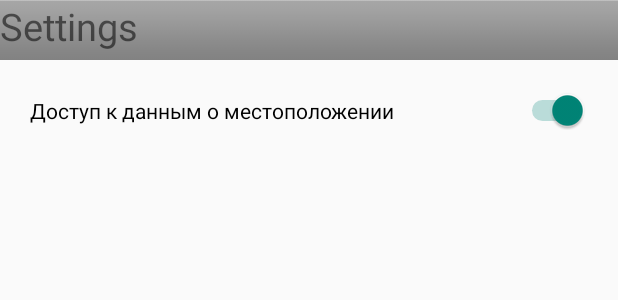
After one commit to Fficez/dplSearchMyPhone, an Android app built with Jetpack Compose: the layout control_location_view.xml on its own in the app's theme, with its tools: preview values and no code run, on a phone screen of 412 x 824 dp. The commit adds this screen. Shown: the top 300 px of the screen. Run offline under Robolectric (Android 15) with nearby library versions, the phone set to English and light mode, and no system bars.

Commit message:
ALL DIPLOM WORK WITHOUT UI

```diff
--- a/app/src/main/AndroidManifest.xml
+++ b/app/src/main/AndroidManifest.xml
@@ -46,6 +46,7 @@
         </activity>
         <activity android:name=".AddNewPeopleActivity"/>
         <activity android:name=".UserListActivity"/>
+        <activity android:name=".ControlLocation"/>
 
         <meta-data android:name="com.google.android.geo.API_KEY"
             android:value="AIzaSyCeHwi7uKa5LUXjbrT4GSsoySv5UtJWecQ" />
--- a/app/src/main/java/com/example/dplsearchmyphone/AddNewPeopleActivity.kt
+++ b/app/src/main/java/com/example/dplsearchmyphone/AddNewPeopleActivity.kt
@@ -80,7 +80,7 @@ class AddNewPeopleActivity : AppCompatActivity() {
                 override fun onCancelled(error: DatabaseError) {
                     Toast.makeText(
                         applicationContext,
-                        "Ошибкапроверки пользователя, повторите позже",
+                        "Ошибка проверки пользователя, повторите позже",
                         Toast.LENGTH_LONG
                     ).show()
                 }
--- a/app/src/main/java/com/example/dplsearchmyphone/MapViewActivity.kt
+++ b/app/src/main/java/com/example/dplsearchmyphone/MapViewActivity.kt
@@ -277,4 +277,9 @@ class MapViewActivity : AppCompatActivity() {
         super.onDestroy()
     }
 
+    fun controlLocationClickButton(view: View) {
+        val mapIntent = Intent(this, ControlLocation::class.java)
+        startActivity(mapIntent)
+    }
+
 }
--- /dev/null
+++ b/app/src/main/res/color/color_primary.xml
@@ -0,0 +1,4 @@
+<?xml version="1.0" encoding="utf-8"?>
+<selector xmlns:tools="http://schemas.android.com/tools" xmlns:android="http://schemas.android.com/apk/res/android">
+    <color android:name="color_primary" tools:ignore="ExtraText">#FF4081</color>
+</selector>
--- /dev/null
+++ b/app/src/main/res/layout/control_location_view.xml
@@ -0,0 +1,35 @@
+<?xml version="1.0" encoding="utf-8"?>
+<androidx.constraintlayout.widget.ConstraintLayout xmlns:android="http://schemas.android.com/apk/res/android"
+    xmlns:app="http://schemas.android.com/apk/res-auto"
+    xmlns:tools="http://schemas.android.com/tools"
+    android:layout_width="match_parent"
+    android:layout_height="match_parent"
+    tools:context=".ControlLocation">
+
+    <Switch
+        android:id="@+id/switch_control_location"
+        android:layout_width="0dp"
+        android:layout_height="0dp"
+        android:layout_marginStart="20dp"
+        android:layout_marginTop="20dp"
+        android:layout_marginEnd="20dp"
+        android:checked="true"
+        android:text="@string/switch_button"
+        app:layout_constraintEnd_toEndOf="parent"
+        app:layout_constraintStart_toStartOf="parent"
+        app:layout_constraintTop_toBottomOf="@+id/textView2"
+        tools:ignore="UseSwitchCompatOrMaterialXml" />
+
+    <TextView
+        android:id="@+id/textView2"
+        android:layout_width="0dp"
+        android:layout_height="40dp"
+        android:background="@android:drawable/bottom_bar"
+        android:text="@string/settings"
+        android:textSize="25sp"
+        android:gravity=""
+        app:layout_constraintEnd_toEndOf="parent"
+        app:layout_constraintStart_toStartOf="parent"
+        app:layout_constraintTop_toTopOf="parent" />
+
+</androidx.constraintlayout.widget.ConstraintLayout>
--- a/app/src/main/res/values/colors.xml
+++ b/app/src/main/res/values/colors.xml
@@ -8,4 +8,5 @@
     <color name="black">#FF000000</color>
     <color name="white">#FFFFFFFF</color>
     <color name="red">#FF0000</color>
+    <color name="colorPrimary">#FF4081</color>
 </resources>
--- a/app/src/main/res/values/strings.xml
+++ b/app/src/main/res/values/strings.xml
@@ -1,4 +1,6 @@
 <resources>
     <string name="app_name">dplSearchMyPhone</string>
-    <string name="OpenAddActivity">OpenAddActivity</string>
+    <string name="OpenAddActivity">Add New</string>
+    <string name="switch_button">Доступ к данным о местоположении</string>
+    <string name="settings">Settings</string>
 </resources>
```
Also changed, not shown: app/src/main/java/com/example/dplsearchmyphone/ControlLocation.kt (added, +93 -0 lines), app/src/main/res/drawable-anydpi/ic_notification_icon.xml (+7 -7 lines), app/src/main/res/drawable/round_button.xml (added, +9 -0 lines), app/src/main/res/layout/activity_map_view.xml (+17 -3 lines), app/src/main/res/drawable-hdpi/ic_notification_icon.png, app/src/main/res/drawable-mdpi/ic_notification_icon.png, app/src/main/res/drawable-xhdpi/ic_notification_icon.png, app/src/main/res/drawable-xxhdpi/ic_notification_icon.png.
